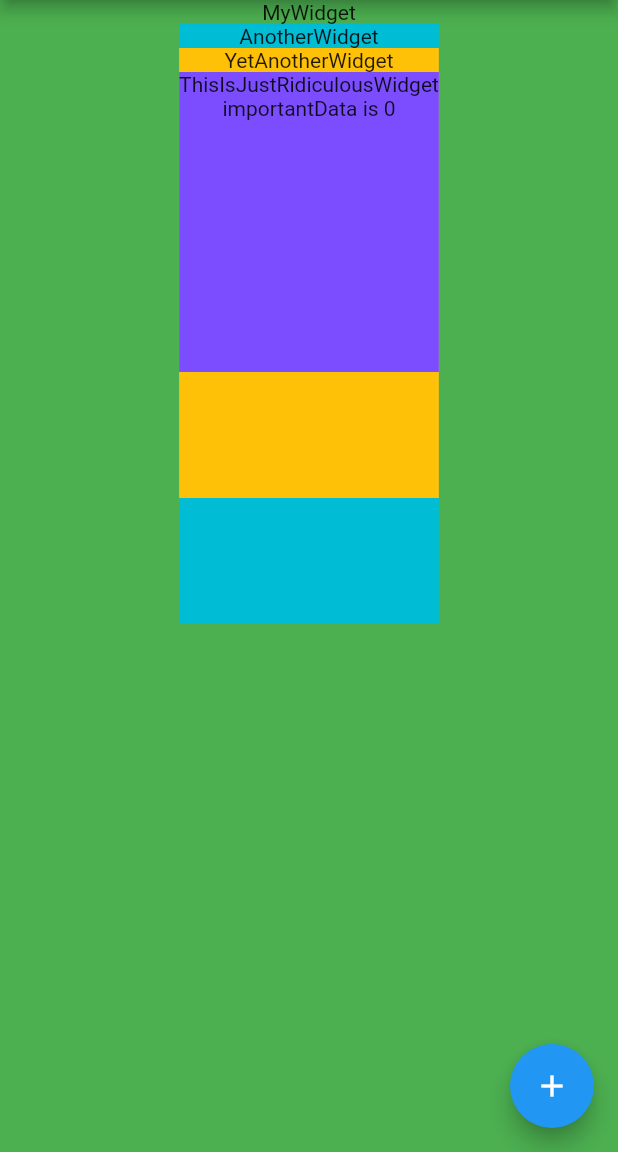
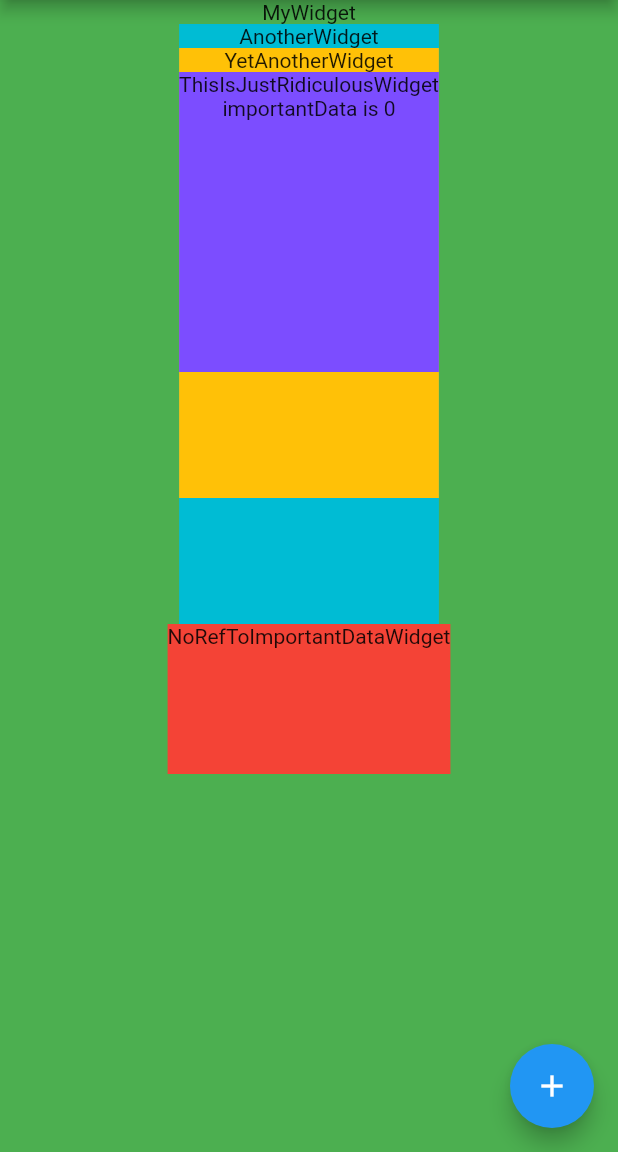
Before and after one commit to reika178/flutter_text, a Flutter app: the screen it shows after launch, on a phone screen of 412 x 824 dp, the part 84-1236 px from its top. Run offline on Flutter 3.47's test engine with Material 2 defaults, Android fonts, the phone set to English and light mode, and no system bars; statements that could not run were skipped.

Commit message:
チャプター３終了
コードは途中

```diff
--- a/lib/main.dart
+++ b/lib/main.dart
@@ -1,4 +1,5 @@
 import 'package:flutter/material.dart';
+import 'package:flutter/semantics.dart';
 
 void main() {
   runApp(MyApp());
@@ -13,7 +14,26 @@ class MyApp extends StatelessWidget {
       theme: ThemeData(
          primarySwatch: Colors.blue,
       ),
-      home: MyWidget(title: 'InheritedWidget'),
+      home: Scaffold(
+        appBar: AppBar(title: Text('InheritedWidget')),
+        body: Center(
+          child: Column(
+            children: <Widget>[
+              Text("MyWidget"),
+              MyWidget(key: myWidgetState),
+              NoRefToImportantDataWidget()
+            ],
+          ),
+        ),
+        floatingActionButton: FloatingActionButton(
+          onPressed: (){
+            myWidgetState.currentState.doImportantThings();
+          },
+          tooltip: 'Increment',
+          child: Icon(Icons.add),
+          ),
+          backgroundColor: Colors.green,
+      )
   );
   }
 }
@@ -24,13 +44,13 @@ class MyWidget extends StatefulWidget {
   MyWidget({Key key, this.title}) : super(key: key);
 
   @override
-  _MyWidgetState createState() => _MyWidgetState();
+  MyWidgetState createState() => MyWidgetState();
 }
 
-class _MyWidgetState extends State<MyWidget> {
+class MyWidgetState extends State<MyWidget> {
   ImportantData importantData = ImportantData();
 
-  _doImportantThings() {
+  doImportantThings() {
     setState(() {
       importantData.increment();
     });
@@ -39,22 +59,20 @@ class _MyWidgetState extends State<MyWidget> {
   @override
   Widget build(BuildContext context) {
     debugPrint("MyWidget is build");
-    return Scaffold(
-      appBar: AppBar(title: Text(widget.title)),
-      body: Center(
-        child: Column(
-          children: <Widget>[
-            Text("MyWidget"),
-            AnotherWidget(importantData: importantData)
-          ],
-        ),
-      ),
-      floatingActionButton: FloatingActionButton(
-        onPressed: _doImportantThings,
-        tooltip: 'Increment',
-        child: Icon(Icons.add),
-      ),
-      backgroundColor: Colors.green,
+    return AnotherWidget(importantData: importantData);
+  }
+}
+
+class NoRefToImportantDataWidget extends StatelessWidget {
+  @override
+  Widget build(BuildContext context) {
+    debugPrint("NoRefToImportantDataWidgetState is Build");
+    return Container(
+      height: 100,
+      decoration: BoxDecoration(color: Colors.red),
+      child: Column(children: <Widget>[
+        Text("NoRefToImportantDataWidget"),
+      ])
     );
   }
 }
```
